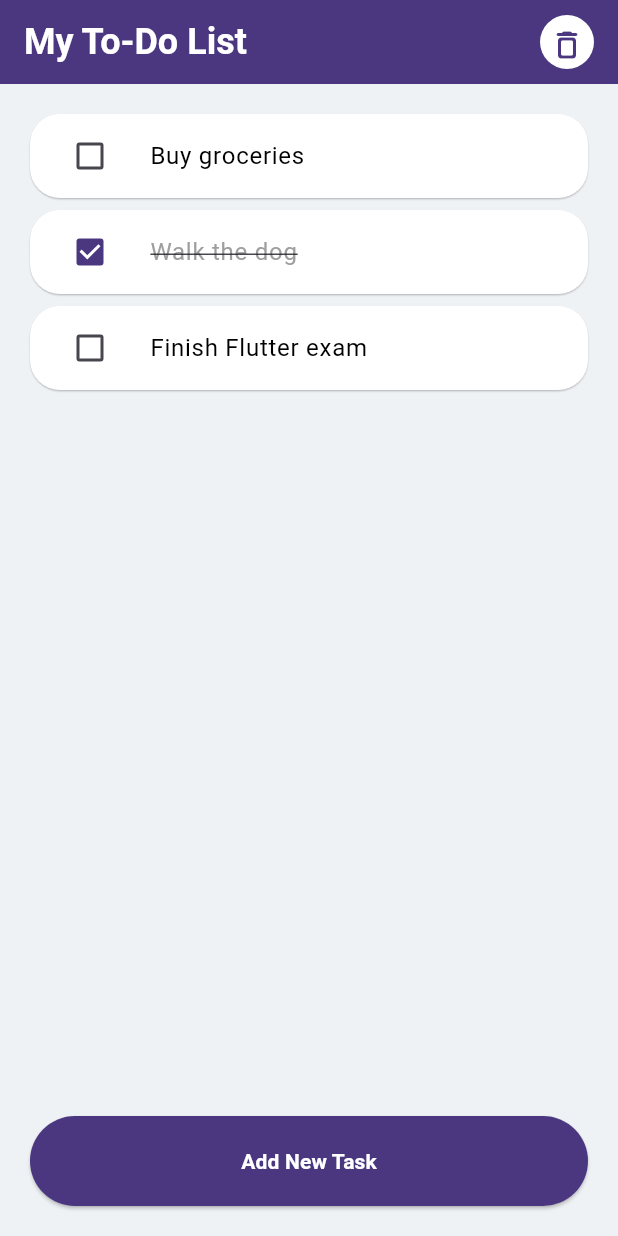
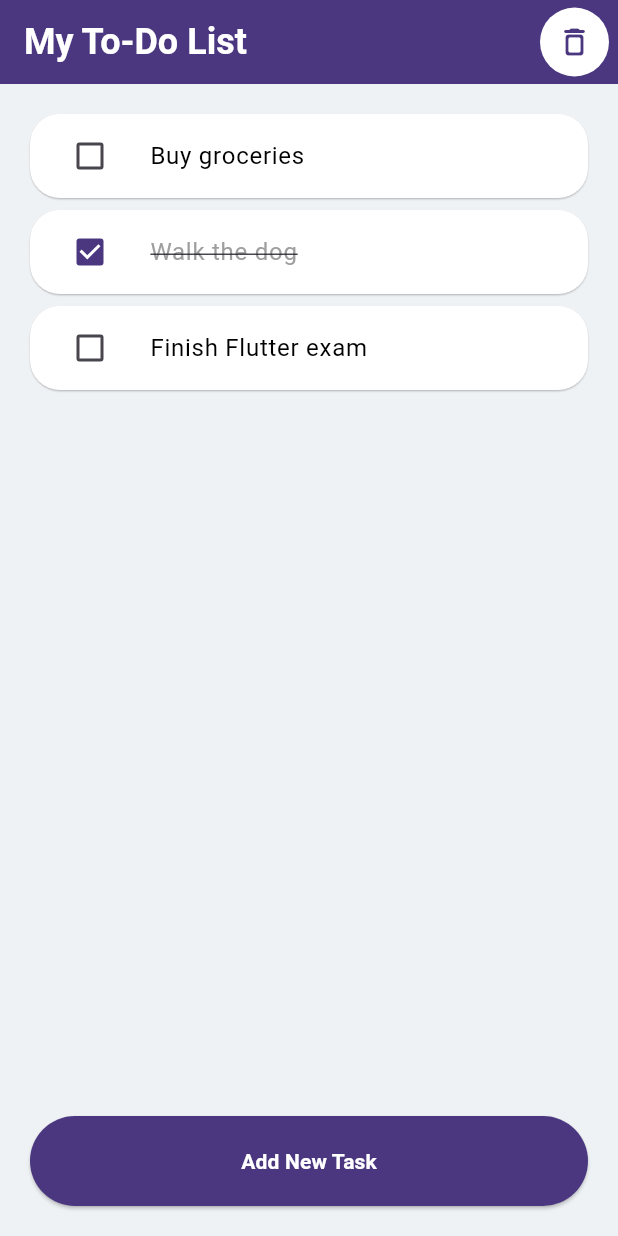
Before and after one commit to jeeesher/checklist_to_do_app, a Flutter app: the screen it shows after launch, on a phone screen of 412 x 824 dp. Run offline on Flutter 3.47's test engine with Material 3 defaults, Android fonts, the phone set to English and light mode, and no system bars.

Commit message:
Adjusted Clear button icon

```diff
--- a/lib/module/main/presentation/page/checklist.page.dart
+++ b/lib/module/main/presentation/page/checklist.page.dart
@@ -24,7 +24,7 @@ class ChecklistPage extends StatelessWidget {
             )),
         actions: [
           Container(
-            margin: const EdgeInsets.all(10),
+            margin: const EdgeInsets.all(5),
             decoration: BoxDecoration(
               shape: BoxShape.circle,
               color: Colors.white,
```
